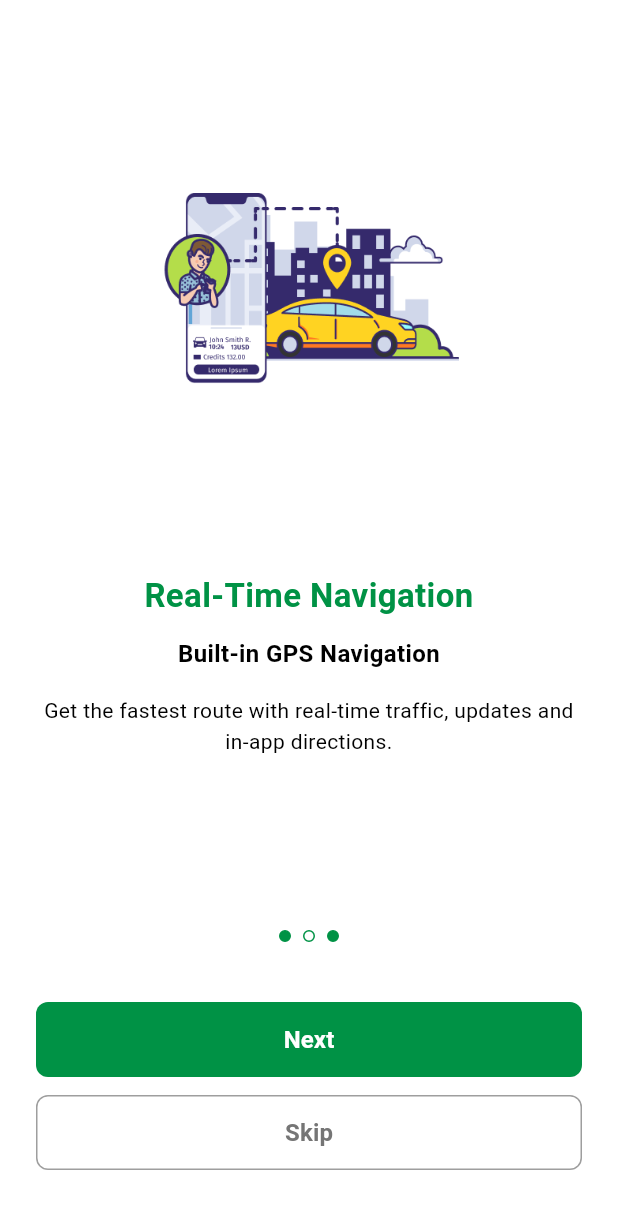
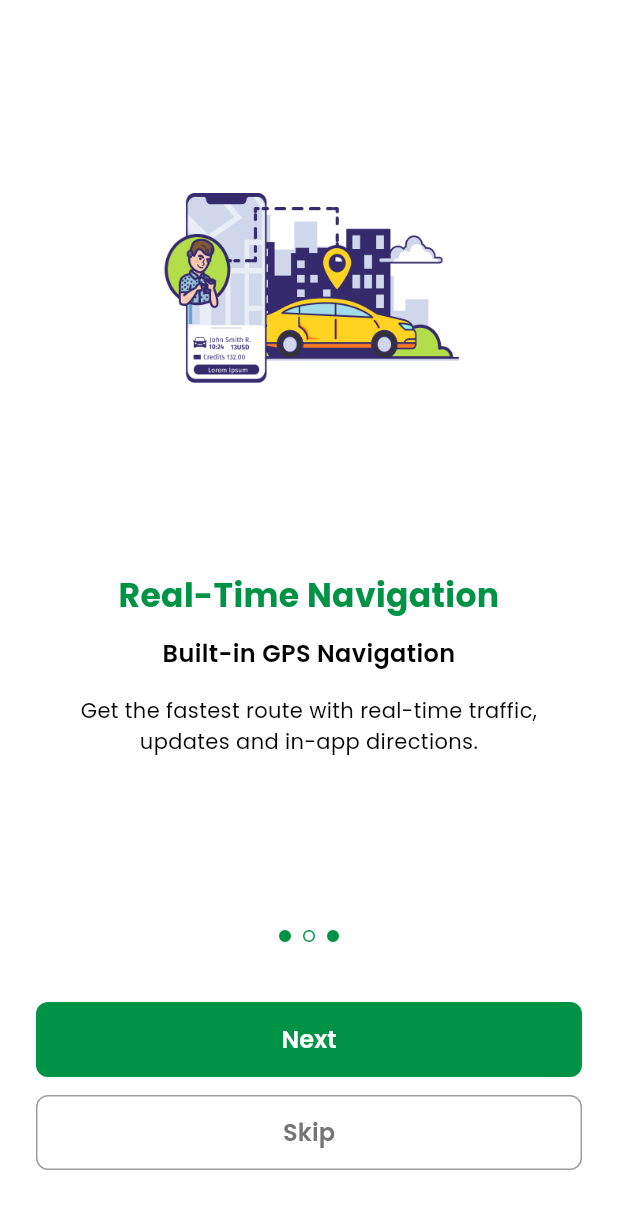
Before and after one commit to Nik-rozx32/Donoride-App, a Flutter app: the screen it shows after launch, after a tap on "Get Start", on a phone screen of 412 x 824 dp. Shown: the top 1209 px of the screen. Run offline on Flutter 3.47's test engine with Material 3 defaults, Android fonts, the phone set to English and light mode, and no system bars; our stand-ins replace google_fonts.

Commit message:
added font as poppins

```diff
--- a/lib/main.dart
+++ b/lib/main.dart
@@ -1,9 +1,9 @@
 import 'package:donoridedrive/screens/spalsh_screen.dart';
 import 'package:flutter/material.dart';
+import 'package:google_fonts/google_fonts.dart';
 
-
-void main(){
-  runApp(MyApp());
+void main() {
+  runApp(const MyApp());
 }
 
 class MyApp extends StatelessWidget {
@@ -14,6 +14,9 @@ class MyApp extends StatelessWidget {
     return MaterialApp(
       debugShowCheckedModeBanner: false,
       home: SplashScreen(),
+      theme: ThemeData(
+        textTheme: GoogleFonts.poppinsTextTheme(), // Apply Poppins globally
+      ),
     );
   }
 }
```
